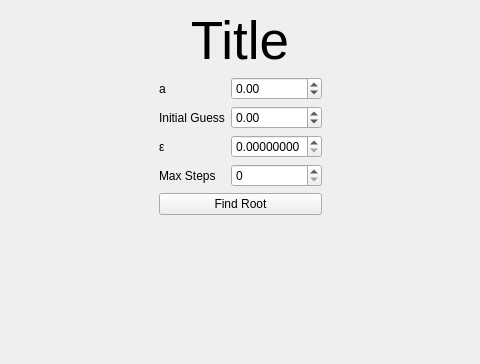
Above: views/clash/bentomarkwidget.ui from talDoFlemis/bentomark before the change; both pictures show x 340 to 820 and y 0 to 364 of the 1160 by 599 pixel window. Below: the same form after it.
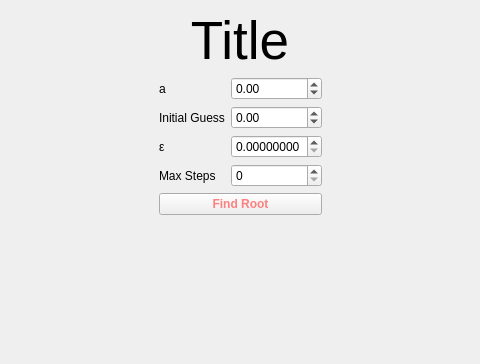
That is the form after the change.

```diff
--- a/views/clash/bentomarkwidget.ui
+++ b/views/clash/bentomarkwidget.ui
@@ -123,6 +123,14 @@
        </item>
        <item>
         <widget class="QPushButton" name="findRootBtn">
+         <property name="font">
+          <font>
+           <bold>true</bold>
+          </font>
+         </property>
+         <property name="styleSheet">
+          <string notr="true">color: #ff8080</string>
+         </property>
          <property name="text">
           <string>Find Root</string>
          </property>
```
